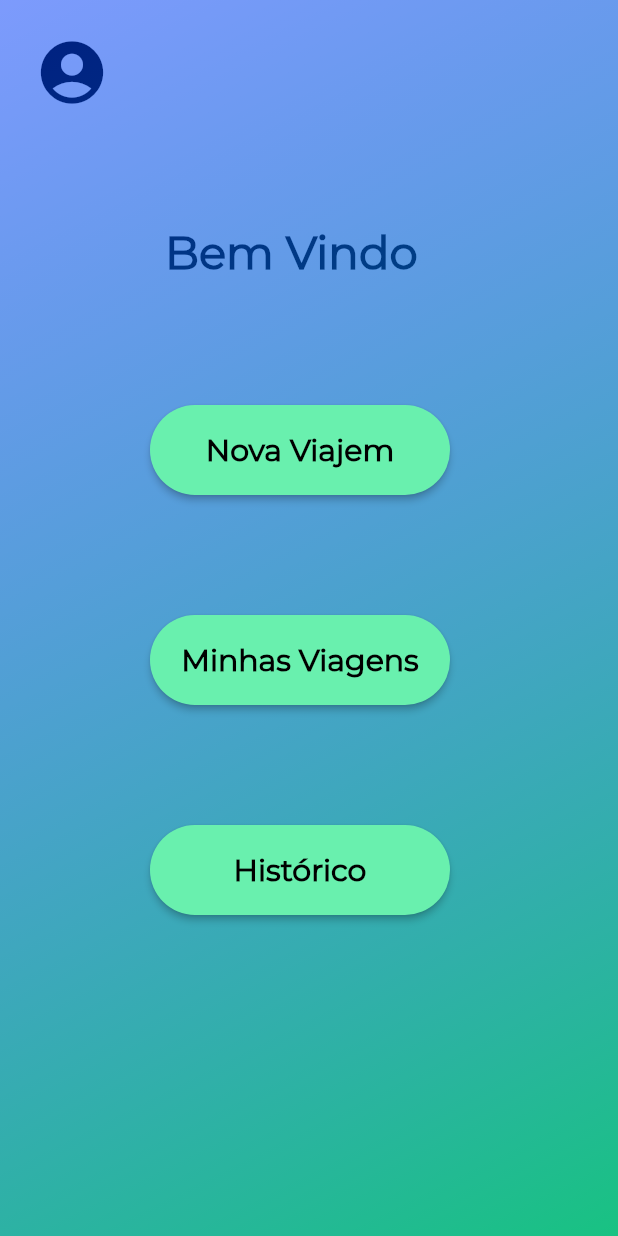
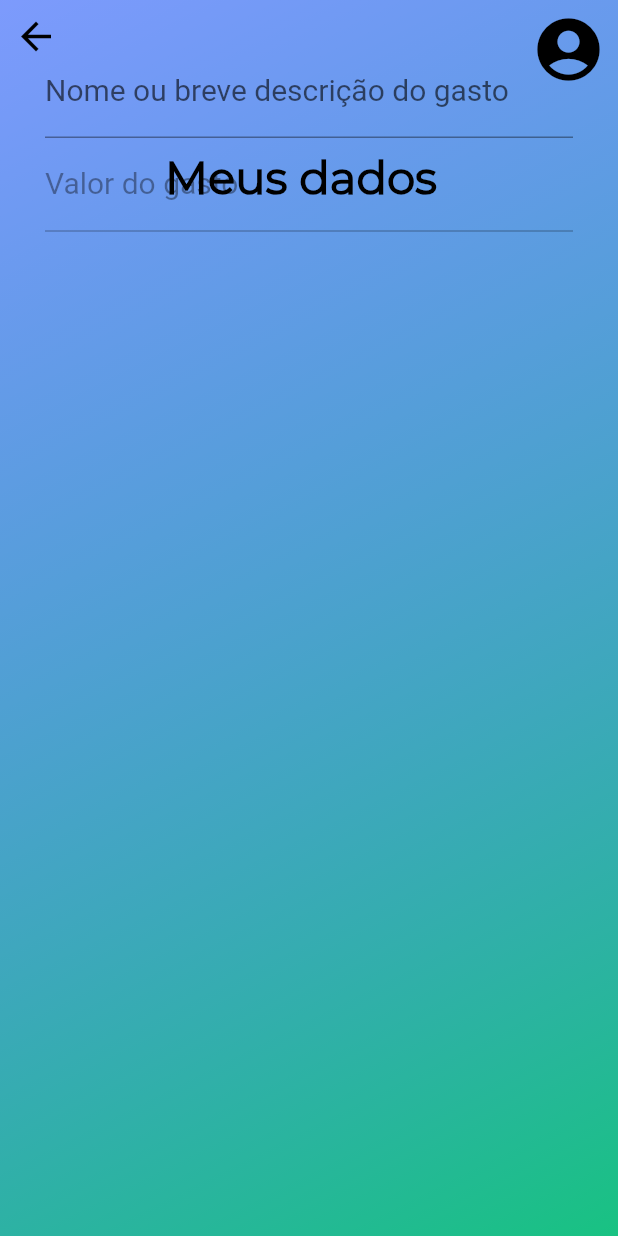
Before and after one commit to leticiaSS15/cost_trip_app, a Flutter app: the screen it shows after launch, after a tap on the "account circle" icon, on a phone screen of 412 x 824 dp. Run offline on Flutter 3.47's test engine with Material 2 defaults, Android fonts, the phone set to English and light mode, and no system bars; project files that could hold a hidden picture were left out.

Commit message:
Adição de telas

```diff
--- a/lib/main.dart
+++ b/lib/main.dart
@@ -1,5 +1,10 @@
 import 'package:cost_trip/pages/home_page.dart';
 import 'package:cost_trip/pages/login_page.dart';
+import 'package:cost_trip/pages/historico_viagens.dart';
+import 'package:cost_trip/pages/minhas_viagens.dart';
+import 'package:cost_trip/pages/usuario_page.dart';
+import 'package:cost_trip/views/usuario_form.dart';
+import 'package:cost_trip/widgets/card_viagem.dart';
 import 'package:flutter/material.dart';
 import 'package:flutter/services.dart';
 
@@ -12,11 +17,17 @@ class MyApp extends StatelessWidget {
   Widget build(BuildContext context) {
     SystemChrome.setEnabledSystemUIOverlays([]);
     return MaterialApp(
-      title: 'Flutter Demo',
+      title: 'Cost Trip',
       debugShowCheckedModeBanner: false,
       theme: ThemeData(
         primarySwatch: Colors.blue,
       ),
+      initialRoute: '/',
+      routes: {
+        '/pagMinhasViagens': (context) => MinhaViagem(),
+        '/pagHistoricoViagem': (context) => HistoricoViagens(),
+        '/pagUsuário': (context) => UsuarioPage(),
+      },
       home: HomePage(),
     );
   }
--- a/lib/pages/home_page.dart
+++ b/lib/pages/home_page.dart
@@ -1,4 +1,5 @@
 import 'package:cost_trip/views/tela_inicial.dart';
+import 'package:cost_trip/widgets/app_bar.dart';
 import 'package:flutter/material.dart';
 
 class HomePage extends StatefulWidget {
@@ -12,56 +13,10 @@ class _HomePageState extends State<HomePage> {
     return Scaffold(
       body: Stack(
         children: <Widget>[
-          Padding(
-            padding: const EdgeInsets.all(15.0),
-            child: IconButton(
-                onPressed: (){},
-                icon: Icon(Icons.account_circle),
-              iconSize: 50.0,
-              color: Colors.black,
-            ),
-          ),
-          Container(
-            margin: EdgeInsets.only(top: 100.0, left: 20.0),
-            padding: EdgeInsets.symmetric(
-              vertical: 50,
-              horizontal: 90,
-            ),
-            child: Text('Bem Vindo',
-              style: TextStyle(
-                fontFamily: 'Montserrat',
-              fontWeight: FontWeight.bold,
-                color: Colors.black,
-                fontSize: 30,
-              ),
-            ),
-          ),
-          Container(
-          decoration: BoxDecoration(
-            gradient: LinearGradient(
-              colors: [
-                Color.fromRGBO(0, 60, 255, 0.5),
-                Color.fromRGBO(0, 188, 117, 0.9),
-              ],
-              begin: Alignment.topLeft,
-              end: Alignment.bottomRight,
-            ),
-          ),
-        ),
+          AppBarViagem(name_page: "Bem Vindo!", tamanho_fonte: 30.0, tipo_page: true,),
           TelaInicial(),
         ],
       ),
     );
   }
 }
-
-
-/*       appBar: AppBar(
-        title: Text('Bem vindo!'),
-        centerTitle: true,
-        actions: <Widget>[
-          IconButton(
-              onPressed: (){},
-              icon: Icon(Icons.account_circle))
-        ],
-      ),*/
--- /dev/null
+++ b/lib/pages/usuario_page.dart
@@ -0,0 +1,27 @@
+import 'package:cost_trip/views/usuario_form.dart';
+import 'package:cost_trip/widgets/app_bar.dart';
+import 'package:cost_trip/widgets/card_viagem.dart';
+import 'package:flutter/material.dart';
+
+
+class UsuarioPage extends StatefulWidget {
+
+  @override
+  _UsuarioPageState createState() => _UsuarioPageState();
+}
+
+class _UsuarioPageState extends State<UsuarioPage> {
+
+  @override
+  Widget build(BuildContext context) {
+    return Scaffold(
+      body: Stack(
+          children: <Widget>[
+            AppBarViagem(name_page: 'Meus dados', tamanho_fonte: 30, tipo_page: false),
+            SizedBox(height: 100),
+            UsuarioForm()
+          ],
+        ),
+    );
+  }
+}
--- a/lib/views/tela_inicial.dart
+++ b/lib/views/tela_inicial.dart
@@ -13,7 +13,7 @@ class _TelaInicialState extends State<TelaInicial> {
       padding: const EdgeInsets.all(100.0),
       child: Column(
             children: <Widget>[
-              SizedBox(height: 170),
+              SizedBox(height: 120),
               SizedBox(
                 width: 200.0,
                 height: 60.0,
@@ -51,7 +51,9 @@ class _TelaInicialState extends State<TelaInicial> {
                     ),
                   ),
                   color: Colors.greenAccent,
-                  onPressed: (){},
+                  onPressed: (){
+                    Navigator.pushNamed(context, '/pagMinhasViagens');
+                  },
                 ),
               ),
               SizedBox(height: 80),
@@ -71,7 +73,9 @@ class _TelaInicialState extends State<TelaInicial> {
                     ),
                   ),
                   color: Colors.greenAccent,
-                  onPressed: (){},
+                  onPressed: (){
+                    Navigator.pushNamed(context, '/pagHistoricoViagem');
+                  },
                 ),
               ),
             ],
--- /dev/null
+++ b/lib/views/usuario_form.dart
@@ -0,0 +1,108 @@
+import 'package:cost_trip/widgets/app_bar.dart';
+import 'package:flutter/material.dart';
+
+
+class UsuarioForm extends StatefulWidget {
+
+  @override
+  _UsuarioFormState createState() => _UsuarioFormState();
+}
+
+class _UsuarioFormState extends State<UsuarioForm> {
+
+  DateTime now = new DateTime.now();
+  DateTime date = DateTime.now();
+  //var dateFormat = DateFormat('dd/MM/y');
+  //String _tipoSaida;
+  var controller = new TextEditingController();
+  final _form = GlobalKey<FormState>();
+  final _formData = Map<String, Object>();
+
+/*
+  Future<void> _selectDate(BuildContext context) async {
+    await showDatePicker(
+        context: context,
+        initialDate: now,
+        firstDate: DateTime(2015, 8),
+        lastDate: DateTime(2101)
+    ).then((pickedDate){
+      if(pickedDate == null){
+        return;
+      }
+      setState(() {
+        date = pickedDate;
+        _formData['data'] = DateFormat('dd/MM/y').format(pickedDate);
+      });
+    });
+  } */
+
+ /* void salvar(){
+
+    var isValid = _form.currentState.validate();
+    if(!isValid){
+      return;
+    }
+    _form.currentState.save();
+    _servicoSaida.salvarSaida(_formData);
+  }  */
+
+/*  void dialogConfirmarSalvar(){
+    showDialog(context: context,
+        builder: (_) => AlertDialog(
+          title: Text('Registro salvo com sucesso!'),
+          content: Text('Deseja efetuar mais registros?'),
+          actions: [
+            FlatButton(
+              child: Text('Não'),
+              onPressed: (){
+                Navigator.push(context, MaterialPageRoute(builder: (context) => HomePage()));
+              },
+            ),
+            FlatButton(
+                child: Text('Sim'),
+                onPressed: (){
+                  Navigator.pop(context);
+                  _form.currentState.reset();
+                }
+            ),
+          ],
+        )
+    );
+  } */
+
+
+  @override
+  Widget build(BuildContext context) {
+    return Scaffold(
+      backgroundColor: Colors.transparent,
+        body: Padding(
+          padding: const EdgeInsets.all(30.0),
+          child: Form(
+                key: _form,
+                child: ListView(
+                  children: <Widget>[
+                    TextFormField(
+                        decoration: InputDecoration(
+                            labelText: ('Nome ou breve descrição do gasto'),
+                            labelStyle: TextStyle(fontSize: 20),
+                            hintText: 'Ex: Pagamento da escola da Maria',
+                        ),
+                      ),
+                    TextFormField(
+                        enabled: false,
+                        decoration: InputDecoration(
+                            labelText: ('Valor do gasto'),
+                            labelStyle: TextStyle(fontSize: 20),
+                            hintText: 'Ex: 150.00',
+                        ),
+                        keyboardType: TextInputType.numberWithOptions(
+                          decimal: true,
+                        ),
+                      ),
+                  ],
+                ),
+          ),
+        ),
+    );
+  }
+}
--- /dev/null
+++ b/lib/widgets/app_bar.dart
@@ -0,0 +1,72 @@
+import 'package:flutter/material.dart';
+
+class AppBarViagem extends StatefulWidget {
+  final String name_page;
+  final double tamanho_fonte;
+  final bool tipo_page;
+
+  const AppBarViagem({Key? key, required this.name_page, required this.tamanho_fonte, required this.tipo_page}) : super(key: key);
+  @override
+  _AppBarViagemState createState() => _AppBarViagemState();
+}
+
+class _AppBarViagemState extends State<AppBarViagem> {
+  @override
+  Widget build(BuildContext context) {
+    return Scaffold(
+      body: Stack(
+        children: <Widget>[
+          Container(
+            decoration: BoxDecoration(
+              gradient: LinearGradient(
+                colors: [
+                  Color.fromRGBO(0, 60, 255, 0.5),
+                  Color.fromRGBO(0, 188, 117, 0.9),
+                ],
+                begin: Alignment.topLeft,
+                end: Alignment.bottomRight,
+              ),
+            ),
+          ),
+         Align(
+           alignment: Alignment.topRight,
+           child: IconButton(
+                onPressed: (){
+                  Navigator.pushNamed(context, '/pagUsuário');
+                },
+                icon: Icon(Icons.account_circle),
+                iconSize: 50.0,
+                color: Colors.black,
+              ),
+         ),
+          widget.tipo_page ? Center(child: CircularProgressIndicator(),) : Align(
+            alignment: Alignment.topLeft,
+            child: IconButton(
+              onPressed: (){
+                Navigator.pushNamed(context, '/');
+              },
+              icon: Icon(Icons.arrow_back),
+              iconSize: 30.0,
+              color: Colors.black,
+            ),
+          ),
+          Container(
+            margin: EdgeInsets.only(top: 50.0, left: 20.0),
+            padding: EdgeInsets.symmetric(
+              vertical: 50,
+              horizontal: 90,
+            ),
+            child: Text('${widget.name_page}',
+              style: TextStyle(
+                fontFamily: 'Montserrat',
+                fontWeight: FontWeight.bold,
+                color: Colors.black,
+                fontSize: widget.tamanho_fonte,
+              ),
+            ),
+          ),
+        ],
+      ),
+    );
+  }
+}
--- a/pubspec.yaml
+++ b/pubspec.yaml
@@ -23,6 +23,7 @@ environment:
 dependencies:
   flutter:
     sdk: flutter
+  dropdown_formfield: ^0.1.3
 
 
   # The following adds the Cupertino Icons font to your application.
```
Also changed, not shown: lib/pages/historico_viagens.dart (added, +28 -0 lines), lib/pages/minhas_viagens.dart (added, +45 -0 lines), lib/views/viagem_chekin.dart (added, +29 -0 lines), lib/views/viagem_planejada.dart (added, +29 -0 lines), lib/widgets/card_viagem.dart (added, +77 -0 lines), pubspec.lock, 1 other file.
